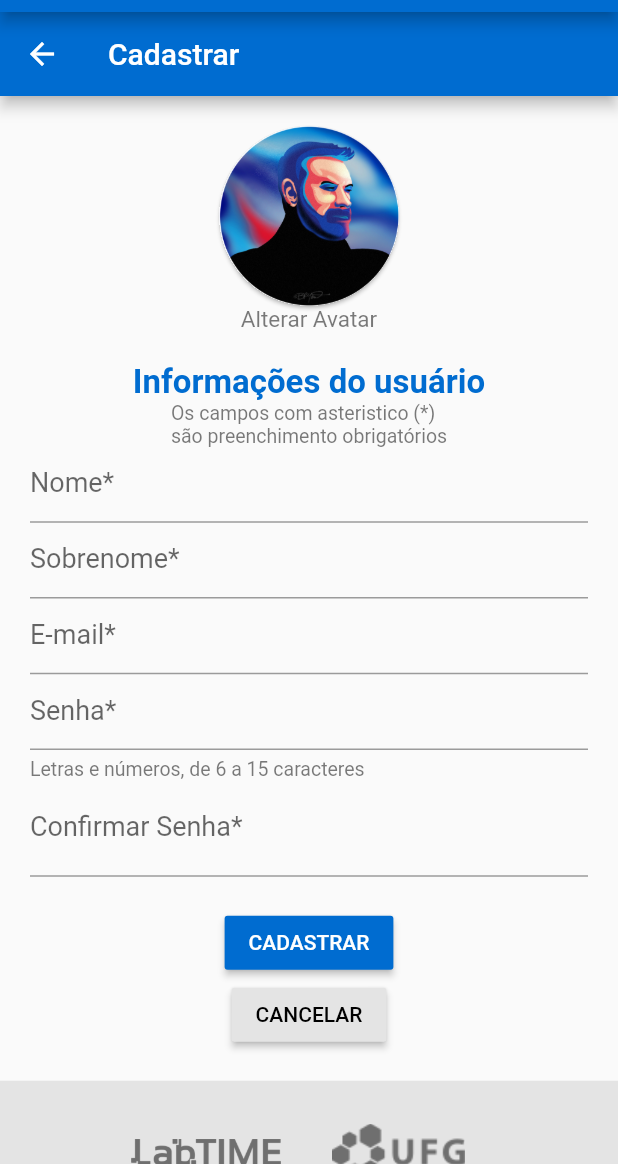
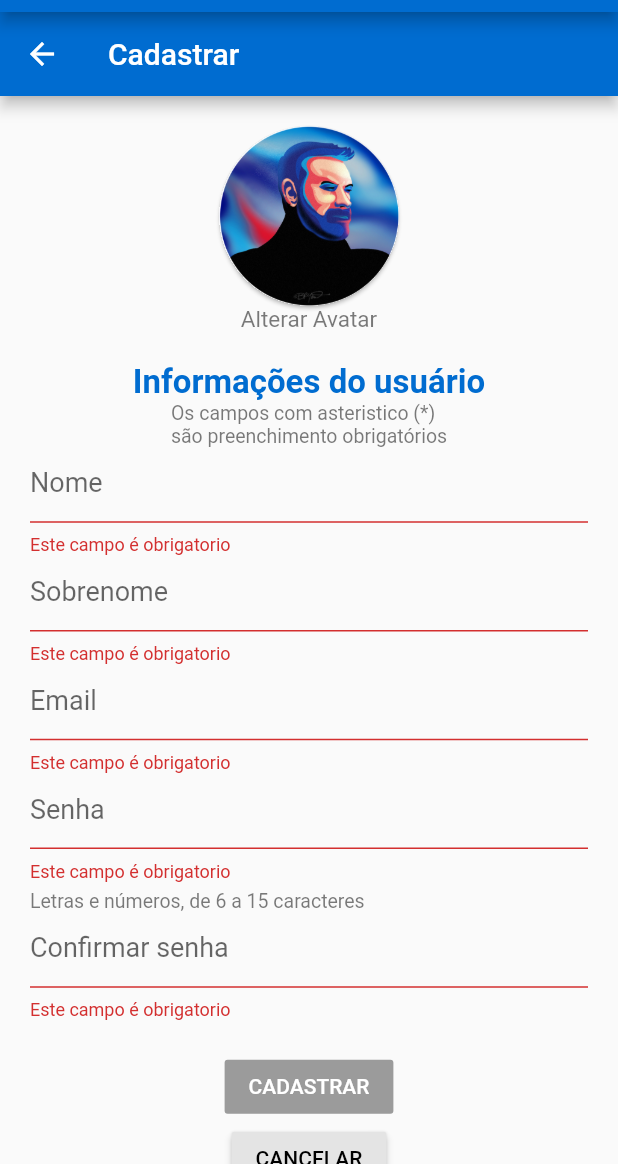
Before and after one commit to Labtime2020/Android, a Flutter app: the SignUpPage screen opened directly, after a tap on "CANCELAR", on a phone screen of 412 x 824 dp, the part 72-1236 px from its top. Run offline on Flutter 3.47's test engine with Material 2 defaults, Android fonts, the phone set to English and light mode, and no system bars; our stand-ins replace connectivity, email_validator, flutter_mobx, mobx, shared_preferences; accounts and stored records are empty; generated files the repository leaves out were written again.

Commit message:
:sparkles: Page SingIn

```diff
--- a/normas_flutter/lib/pages/login/login.page.dart
+++ b/normas_flutter/lib/pages/login/login.page.dart
@@ -114,8 +114,8 @@ class _SingInModalDialogWidgetState extends State<SingInModalDialogWidget> {
                 builder: (_) {
                   return _textField(
                     labelText: "Senha",
-                    onChanged: controller.user.changeSenha,
-                    errorText: controller.validateSenha,
+                    onChanged: controller.user.changePassword,
+                    errorText: controller.validatePassword,
                   );
                 },
               ),
--- a/normas_flutter/lib/pages/login/login.store.dart
+++ b/normas_flutter/lib/pages/login/login.store.dart
@@ -15,7 +15,7 @@ abstract class _LoginStoreBase with Store {
   changeEmail(String value) => email = value;
 
   @observable
-  String senha;
+  String password;
   @action
-  changeSenha(String value) => senha = value;
+  changePassword(String value) => password = value;
 }
--- /dev/null
+++ b/normas_flutter/lib/pages/signup/signup.controller.dart
@@ -0,0 +1,103 @@
+import 'package:email_validator/email_validator.dart';
+import 'package:flutter/cupertino.dart';
+import 'package:mobx/mobx.dart';
+import 'package:normas_flutter/pages/api_response.dart';
+import 'package:normas_flutter/pages/signup/signup.api.dart';
+import 'package:normas_flutter/pages/signup/signup.store.dart';
+import 'package:normas_flutter/utils/alert.dart';
+part 'signup.controller.g.dart';
+
+class SignUpController = _SignUpControllerBase with _$SignUpController;
+
+abstract class _SignUpControllerBase with Store {
+  var userSignUp = SignUpStore();
+
+  @computed
+  bool get isValidSignUp {
+    return validateEmail() == null && validatePassword() == null;
+  }
+
+  String validateName() {
+    if (userSignUp.name == null || userSignUp.name.isEmpty) {
+      return "Este campo é obrigatorio";
+    }
+    return null;
+  }
+
+  String validateLastName() {
+    if (userSignUp.lastname == null || userSignUp.lastname.isEmpty) {
+      return "Este campo é obrigatorio";
+    }
+    return null;
+  }
+
+  String validateEmail() {
+    if (userSignUp.email == null || userSignUp.email.isEmpty) {
+      return "Este campo é obrigatorio";
+    } else if (EmailValidator.validate(userSignUp.email) == false) {
+      return "E-mail inválido";
+    }
+    return null;
+  }
+
+  String validatePassword() {
+    if (userSignUp.password == null || userSignUp.password.isEmpty) {
+      return "Este campo é obrigatorio";
+    }
+    // if (!(userSignUp.password.length >= 6 &&
+    //     userSignUp.password.length < 15 &&
+    //     !userSignUp.password.contains(RegExp(r'\W')))) {
+    //   return "Letras e números, de 6 a 15 caracteres";
+    // }
+    if (userSignUp.password != userSignUp.passwordConfirm) {
+      return "Senha não confere";
+    }
+    return null;
+  }
+
+  String validatePasswordConfirm() {
+    if (userSignUp.passwordConfirm == null ||
+        userSignUp.passwordConfirm.isEmpty) {
+      return "Este campo é obrigatorio";
+    }
+    // if (!(userSignUp.password.length >= 6 &&
+    //     userSignUp.password.length < 15 &&
+    //     !userSignUp.password.contains(RegExp(r'\W')))) {
+    //   return "Letras e números, de 6 a 15 caracteres";
+    // }
+    if (userSignUp.password != userSignUp.passwordConfirm) {
+      return "Senha não confere";
+    }
+    return null;
+  }
+
+  @computed
+  bool get signUpIsValid {
+    return validateName() == null &&
+        validateLastName() == null &&
+        validateEmail() == null &&
+        validatePassword() == null &&
+        validatePasswordConfirm() == null;
+  }
+
+  Future<void> onClickSignUp(BuildContext context) async {
+    String email = userSignUp.email;
+    String name = userSignUp.name;
+    String lastname = userSignUp.lastname;
+    String password = userSignUp.password;
+    bool isAdmin = userSignUp.isAdmin;
+
+    print(
+        "Login: $email, Name: $name, Lastname: $lastname, Password: $password, isAdmin: $isAdmin");
+
+    ApiResponse response =
+        await SignUpApi.signUp(email, name, lastname, password, isAdmin);
+
+    if (response.ok) {
+      //User userSignUp = response.result;
+      //print(">>> $userSignUp");
+    } else {
+      alert(context, response.msg, "Cadastrar");
+    }
+  }
+}
--- a/normas_flutter/lib/pages/signup/singup.page.dart
+++ b/normas_flutter/lib/pages/signup/singup.page.dart
@@ -1,8 +1,36 @@
 import 'package:flutter/material.dart';
+import 'package:flutter_mobx/flutter_mobx.dart';
+import 'package:normas_flutter/pages/signup/signup.controller.dart';
 import 'package:normas_flutter/widgets/drawer.widget.dart';
 import 'package:normas_flutter/widgets/footer.widget.dart';
 
-class SignUpPage extends StatelessWidget {
+class SignUpPage extends StatefulWidget {
+  @override
+  _SignUpPageState createState() => _SignUpPageState();
+}
+
+class _SignUpPageState extends State<SignUpPage> {
+  final signUpController = SignUpController();
+
+  _textField({String labelText, onChanged, String Function() errorText}) {
+    return TextFormField(
+      onChanged: onChanged,
+      keyboardType: TextInputType.emailAddress,
+      obscureText: labelText == 'Senha' ? true : false,
+      decoration: InputDecoration(
+        errorText: errorText == null ? null : errorText(),
+        contentPadding: EdgeInsets.only(top: 10),
+        labelText: labelText,
+        labelStyle: TextStyle(
+          fontSize: 18,
+        ),
+      ),
+      style: TextStyle(
+        fontSize: 20,
+      ),
+    );
+  }
+
   @override
   Widget build(BuildContext context) {
     return Scaffold(
@@ -23,14 +51,101 @@ class SignUpPage extends StatelessWidget {
         ],
       ),
       drawer: DrawerWidget(context),
-      body: SignUpWidgetPage(),
+      body: signUpWidgetPage(context),
     );
   }
-}
 
-class SignUpWidgetPage extends StatelessWidget {
-  @override
-  Widget build(BuildContext context) {
+  Widget signUpFormWidget(BuildContext context) {
+    return Container(
+      child: Column(
+        children: <Widget>[
+          Observer(
+            builder: (_) {
+              return _textField(
+                labelText: "Nome",
+                onChanged: signUpController.userSignUp.changeName,
+                errorText: signUpController.validateName,
+              );
+            },
+          ),
+          Observer(
+            builder: (_) {
+              return _textField(
+                labelText: "Sobrenome",
+                onChanged: signUpController.userSignUp.changeLastName,
+                errorText: signUpController.validateLastName,
+              );
+            },
+          ),
+          Observer(
+            builder: (_) {
+              return _textField(
+                labelText: "Email",
+                onChanged: signUpController.userSignUp.changeEmail,
+                errorText: signUpController.validateEmail,
+              );
+            },
+          ),
+          Observer(
+            builder: (_) {
+              return _textField(
+                labelText: "Senha",
+                onChanged: signUpController.userSignUp.changePassword,
+                errorText: signUpController.validatePassword,
+              );
+            },
+          ),
+          Container(
+            padding: EdgeInsets.only(top: 5),
+            width: MediaQuery.of(context).size.width,
+            child: Text(
+              "Letras e números, de 6 a 15 caracteres",
+              textAlign: TextAlign.left,
+              style: TextStyle(
+                fontSize: 13.0,
+                color: Color.fromRGBO(33, 33, 33, 0.6),
+              ),
+            ),
+          ),
+          Observer(
+            builder: (_) {
+              return _textField(
+                labelText: "Confirmar senha",
+                onChanged: signUpController.userSignUp.changePasswordConfirm,
+                errorText: signUpController.validatePasswordConfirm,
+              );
+            },
+          ),
+          SizedBox(
+            height: 20,
+          ),
+          Observer(
+            builder: (_) {
+              return RaisedButton(
+                onPressed: signUpController.signUpIsValid
+                    ? () {
+                        //Navigator.pop(context);
+                        signUpController.onClickSignUp(context);
+                      }
+                    : null,
+                textColor: Colors.white,
+                color: Color(0xFF006CD0),
+                child: Text("CADASTRAR"),
+              );
+            },
+          ),
+          RaisedButton(
+            onPressed: () {},
+            textColor: Colors.black,
+            color: Color(0xFFE4E4E4),
+            child: Text("CANCELAR"),
+          ),
+        ],
+      ),
+    );
+  }
+
+  Widget signUpWidgetPage(BuildContext context) {
     return Scaffold(
       appBar: AppBar(
         leading: IconButton(
@@ -98,7 +213,7 @@ class SignUpWidgetPage extends StatelessWidget {
                     color: Color.fromRGBO(33, 33, 33, 0.6),
                   ),
                 ),
-                SignUpFormWidget(),
+                signUpFormWidget(context),
               ],
             ),
           ),
@@ -175,104 +290,3 @@ class SignUpWidgetPage extends StatelessWidget {
     );
   }
 }
-
-class SignUpFormWidget extends StatelessWidget {
-  @override
-  Widget build(BuildContext context) {
-    return Container(
-      child: Column(
-        children: <Widget>[
-          TextFormField(
-            decoration: InputDecoration(
-              labelText: 'Nome*',
-              labelStyle: TextStyle(
-                fontSize: 18,
-              ),
-              contentPadding: EdgeInsets.only(top: 10),
-            ),
-            style: TextStyle(
-              fontSize: 20,
-            ),
-          ),
-          TextFormField(
-            decoration: InputDecoration(
-              labelText: 'Sobrenome*',
-              labelStyle: TextStyle(
-                fontSize: 18,
-              ),
-              contentPadding: EdgeInsets.only(top: 10),
-            ),
-            style: TextStyle(
-              fontSize: 20,
-            ),
-          ),
-          TextFormField(
-            keyboardType: TextInputType.emailAddress,
-            decoration: InputDecoration(
-              labelText: 'E-mail*',
-              labelStyle: TextStyle(
-                fontSize: 18,
-              ),
-              contentPadding: EdgeInsets.only(top: 10),
-            ),
-            style: TextStyle(
-              fontSize: 20,
-            ),
-          ),
-          TextFormField(
-            obscureText: true,
-            decoration: InputDecoration(
-              labelText: 'Senha*',
-              labelStyle: TextStyle(
-                fontSize: 18,
-              ),
-              contentPadding: EdgeInsets.only(top: 10),
-            ),
-            style: TextStyle(
-              fontSize: 20,
-            ),
-          ),
-          Container(
-            padding: EdgeInsets.only(top: 5),
-            width: MediaQuery.of(context).size.width,
-            child: Text(
-              "Letras e números, de 6 a 15 caracteres",
-              textAlign: TextAlign.left,
-              style: TextStyle(
-                fontSize: 13.0,
-                color: Color.fromRGBO(33, 33, 33, 0.6),
-              ),
-            ),
-          ),
-          TextFormField(
-            obscureText: true,
-            decoration: InputDecoration(
-              labelText: 'Confirmar Senha*',
-              labelStyle: TextStyle(
-                fontSize: 18,
-              ),
-            ),
-            style: TextStyle(
-              fontSize: 20,
-            ),
-          ),
-          SizedBox(
-            height: 20,
-          ),
-          RaisedButton(
-            onPressed: () {},
-            textColor: Colors.white,
-            color: Color(0xFF006CD0),
-            child: Text("CADASTRAR"),
-          ),
-          RaisedButton(
-            onPressed: () {},
-            textColor: Colors.black,
-            color: Color(0xFFE4E4E4),
-            child: Text("CANCELAR"),
-          ),
-        ],
-      ),
-    );
-  }
-}
--- a/normas_flutter/lib/utils/alert.dart
+++ b/normas_flutter/lib/utils/alert.dart
@@ -1,6 +1,6 @@
 import 'package:flutter/material.dart';
 
-alert(context, String msg) {
+alert(context, String msg, String title) {
   showDialog(
       context: context,
       //Para não fechar a caixa de diálogo qdo clicar fora dela
@@ -11,7 +11,7 @@ alert(context, String msg) {
           //Para não permitir que a caixa de diálogo feche qdo clicar em voltar no Aparelho
           onWillPop: () async => false,
           child: AlertDialog(
-            title: Text("Carros"),
+            title: Text(title),
             content: Text(msg),
             actions: <Widget>[
               FlatButton(
--- /dev/null
+++ b/normas_flutter/lib/utils/const.dart
@@ -0,0 +1,3 @@
+class Consts {
+  static String baseURL = 'http://192.168.1.238:9191';
+}
```
Also changed, not shown: normas_flutter/lib/pages/login/login.api.dart (+5 -4 lines), normas_flutter/lib/pages/login/login.controller.dart (+6 -6 lines), normas_flutter/lib/pages/signup/signup.api.dart (added, +58 -0 lines), normas_flutter/lib/pages/signup/signup.store.dart (added, +38 -0 lines), normas_flutter/lib/pages/login/login.store.g.dart, normas_flutter/lib/pages/signup/signup.controller.g.dart (added), normas_flutter/lib/pages/signup/signup.store.g.dart (added).
